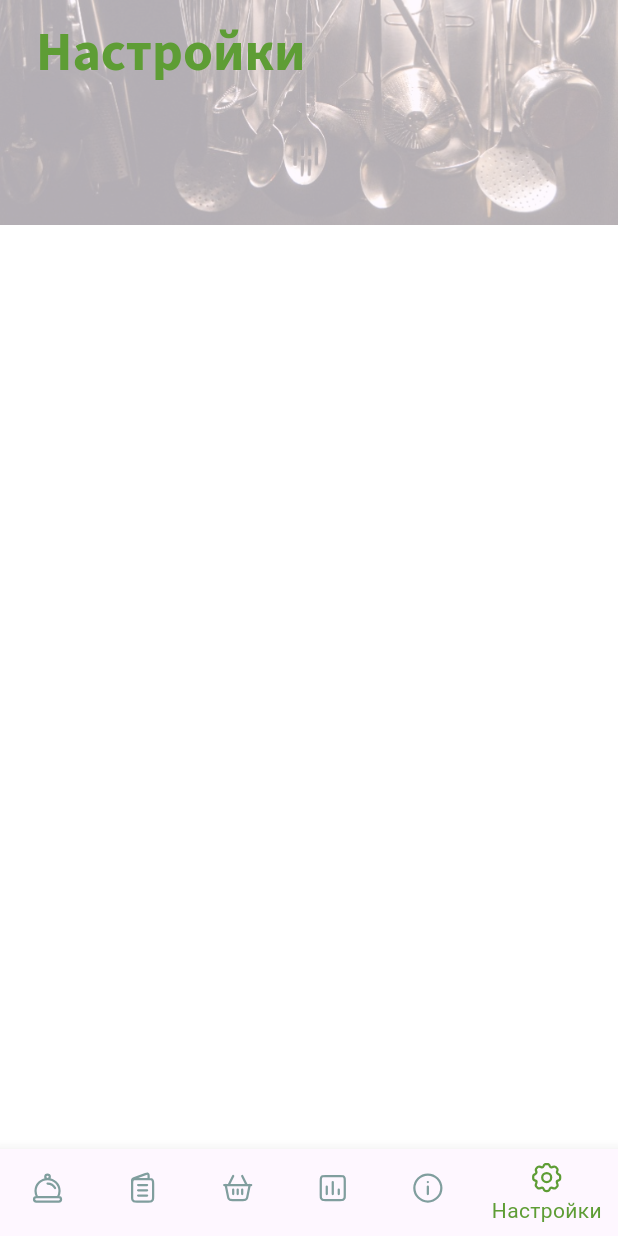
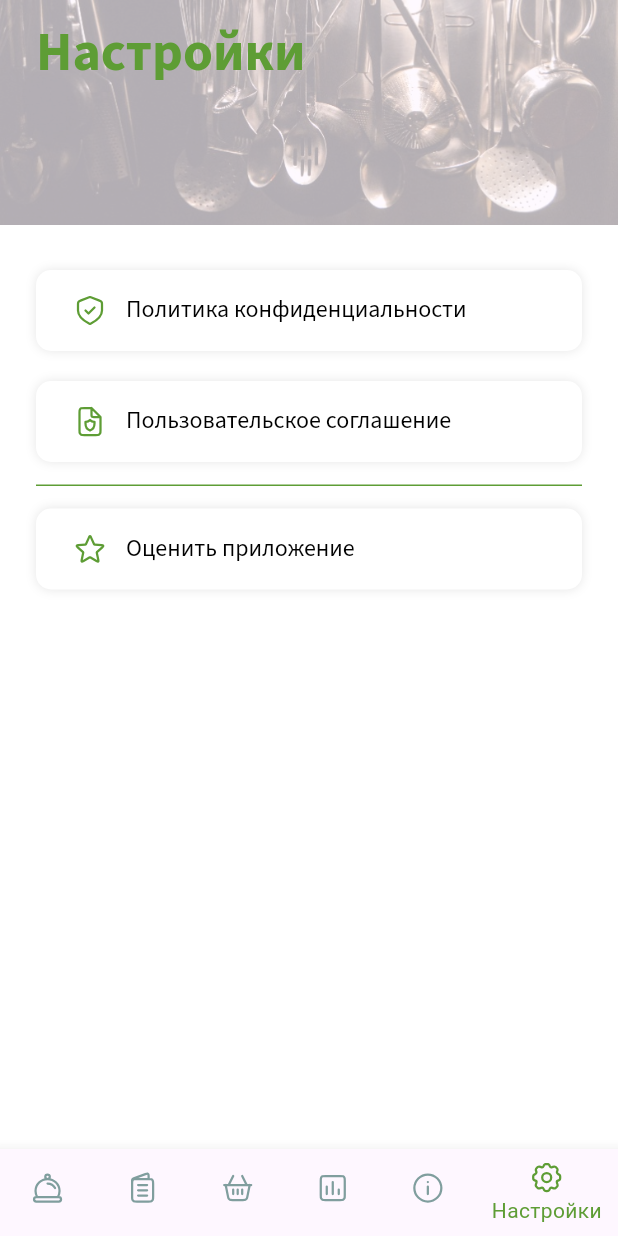
Before and after one commit to khvld7/cooking, a Flutter app: the Screens screen opened by its route, item 6 of the bottom bar chosen, on a phone screen of 412 x 824 dp. Run offline on Flutter 3.47's test engine with Material 3 defaults, Android fonts, the phone set to English and light mode, and no system bars; our stand-ins replace device_preview, flutter_rating_bar, flutter_screenutil, flutter_svg, hive, hive_flutter and 2 more; accounts and stored records are empty; project files that could hold a hidden picture were left out.

Commit message:
add settings screen

```diff
--- /dev/null
+++ b/lib/components/settings_card.dart
@@ -0,0 +1,61 @@
+import 'package:cooking/components/custom_button.dart';
+import 'package:flutter/material.dart';
+import 'package:flutter_svg/flutter_svg.dart';
+
+class SettingsCard extends StatefulWidget {
+  final String image;
+  final String text;
+  final Function()? onPressed;
+
+  const SettingsCard({
+    super.key,
+    required this.image,
+    required this.text,
+    this.onPressed,
+  });
+
+  @override
+  State<SettingsCard> createState() => _SettingsCardState();
+}
+
+class _SettingsCardState extends State<SettingsCard> {
+  @override
+  Widget build(BuildContext context) {
+    return Container(
+      margin: EdgeInsets.symmetric(horizontal: 24, vertical: 10),
+      decoration: BoxDecoration(
+        color: Colors.white,
+        borderRadius: BorderRadius.circular(10),
+        boxShadow: [
+          BoxShadow(
+            blurStyle: BlurStyle.normal,
+            blurRadius: 5,
+            color: Color.fromARGB(255, 230, 230, 230),
+          ),
+        ],
+      ),
+      child: Padding(
+        padding: EdgeInsets.symmetric(horizontal: 12, vertical: 15),
+        child: CustomButton(
+          textColor: Colors.black,
+          width: 24,
+          height: 24,
+          isActive: true,
+          onPressed: widget.onPressed,
+          child: Row(
+            mainAxisAlignment: MainAxisAlignment.start,
+            children: [
+              Padding(
+                padding: EdgeInsets.symmetric(horizontal: 12),
+                child: SvgPicture.asset('${widget.image}'),
+              ),
+              Expanded(
+                child: Text('${widget.text}'),
+              ),
+            ],
+          ),
+        ),
+      ),
+    );
+  }
+}
--- a/lib/database/database.dart
+++ b/lib/database/database.dart
@@ -2,6 +2,7 @@ import 'package:cooking/adapter/hive_adapter.dart';
 import 'package:cooking/client/hive_names.dart';
 import 'package:cooking/components/advices_custom.dart';
 import 'package:cooking/components/category_custom.dart';
+import 'package:cooking/components/settings_card.dart';
 import 'package:cooking/components/tags_custom.dart';
 import 'package:flutter/material.dart';
 import 'package:hive/hive.dart';
@@ -89,6 +90,21 @@ List<AdvicesCustom> advices = [
   ),
 ];
 
+List<SettingsCard> settingsCard = [
+  SettingsCard(
+    image: 'assets/icons/confidential.svg',
+    text: 'Политика конфиденциальности',
+  ),
+  SettingsCard(
+    image: 'assets/icons/users_agrees.svg',
+    text: 'Пользовательское соглашение',
+  ),
+  SettingsCard(
+    image: 'assets/icons/mark_app.svg',
+    text: 'Оценить приложение',
+  ),
+];
+
 List<String> items = <String>['г.', 'мл.', 'шт.', 'ст.л.', 'ч.л.'];
 List<Widget> ingredients = [];
 List<TagsCustom> tags = [];
--- a/lib/globals.dart
+++ b/lib/globals.dart
@@ -1,4 +1,5 @@
 import 'package:url_launcher/url_launcher.dart';
+import 'package:in_app_review/in_app_review.dart';
 
 launchURL() async {
   final Uri url = Uri.parse('https://flutter.dev');
@@ -6,3 +7,11 @@ launchURL() async {
     throw Exception('Could not launch $url');
   }
 }
+
+ markApp() async {
+      final InAppReview inAppReview = InAppReview.instance;
+      if (await inAppReview.isAvailable()) {
+        inAppReview.openStoreListing(
+            appStoreId: '...', microsoftStoreId: '...');
+      }
+    }
--- a/lib/main.dart
+++ b/lib/main.dart
@@ -23,13 +23,7 @@ void main() async {
   SharedPreferences prefs = await SharedPreferences.getInstance();
   initScreen = await prefs.getInt("initScreen");
   await prefs.setInt("initScreen", 1);
-  runApp(
-    // DevicePreview(
-    // enabled: true,
-    // builder: (context) =>
-    MyApp(),
-    // ),
-  );
+  runApp(MyApp());
 }
 
 class MyApp extends StatefulWidget {
--- a/lib/screens/settings.dart
+++ b/lib/screens/settings.dart
@@ -1,10 +1,53 @@
+import 'package:cooking/components/settings_card.dart';
+import 'package:cooking/components/style.dart';
+import 'package:cooking/database/database.dart';
+import 'package:cooking/globals.dart';
 import 'package:flutter/material.dart';
 
-class Settings extends StatelessWidget {
+class Settings extends StatefulWidget {
   const Settings({super.key});
 
   @override
+  State<Settings> createState() => _SettingsState();
+}
+
+class _SettingsState extends State<Settings> {
+  @override
   Widget build(BuildContext context) {
-    return Container();
+    return Column(
+      children: [
+        ListView.builder(
+          shrinkWrap: true,
+          physics: NeverScrollableScrollPhysics(),
+          padding: EdgeInsets.only(top: 20),
+          itemCount: 2,
+          itemBuilder: (BuildContext context, int index) {
+            return SettingsCard(
+              image: settingsCard[index].image,
+              text: settingsCard[index].text,
+              onPressed: launchURL,
+            );
+          },
+        ),
+        Padding(
+          padding: EdgeInsets.symmetric(horizontal: 24, vertical: 5),
+          child: Divider(
+            height: 1,
+            color: greenColor,
+          ),
+        ),
+        Row(
+          children: [
+            Expanded(
+              child: SettingsCard(
+                image: settingsCard[2].image,
+                text: settingsCard[2].text,
+                onPressed: markApp,
+              ),
+            ),
+          ],
+        )
+      ],
+    );
   }
 }
--- a/pubspec.yaml
+++ b/pubspec.yaml
@@ -39,6 +39,7 @@ dependencies:
   device_preview: ^1.1.0
   shared_preferences: ^2.2.2
   hive_flutter: ^1.1.0
+  in_app_review: ^2.0.9
   hive: ^2.2.3
 
 dev_dependencies:
```
Also changed, not shown: assets/icons/confidential.svg (added), assets/icons/mark_app.svg (added), assets/icons/users_agrees.svg (added), pubspec.lock, 2 other files.
